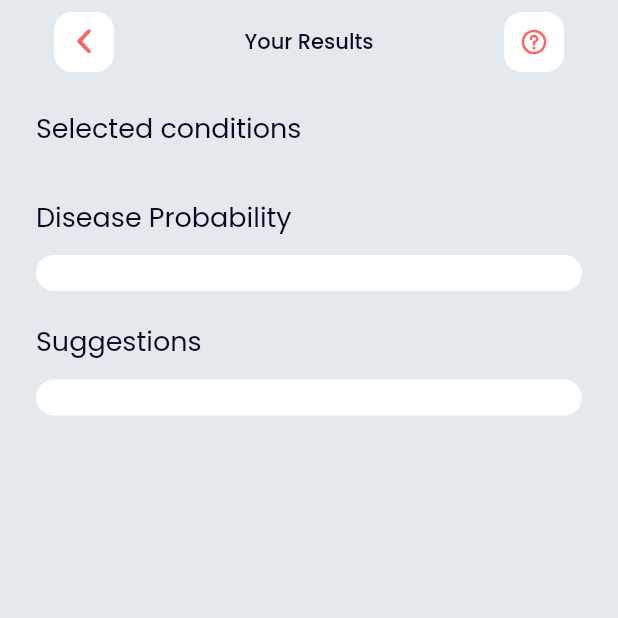
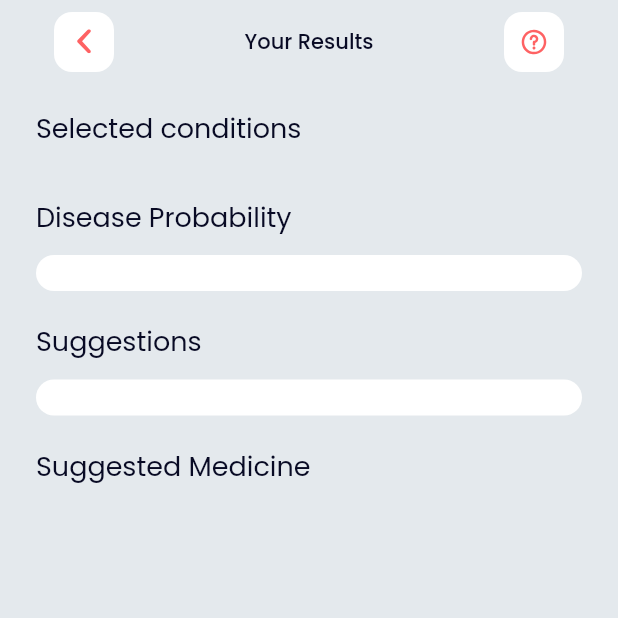
Before and after one commit to IamKhuk/iHealth, a Flutter app: the DiagnoseScreen screen opened directly with empty values, on a phone screen of 412 x 824 dp, the top half of it. Run offline on Flutter 3.47's test engine with Material 2 defaults, Android fonts, the phone set to English and light mode, and no system bars; our stand-ins replace carousel_slider, flutter_svg, flutter_tags_x, google_maps_flutter.

Commit message:
Diagnose Drugs

```diff
--- a/lib/src/defaults/diseases.dart
+++ b/lib/src/defaults/diseases.dart
@@ -116,11 +116,6 @@ List<Diseases> diseases = [
         text:
         'Ear drops can be used to treat or prevent ear infections or to help remove earwax.',
       ),
-      DrugsModel(
-        title: 'Natrullo',
-        text:
-        'Ear drops can be used to treat or prevent ear infections or to help remove earwax.',
-      ),
     ],
     recommendation: 'A pharmacist might be able to tell you: what you can do to treat earache, yourself if you can buy anything to help (for example, eardrops), if you need to see a GP.',
   ),
--- a/lib/src/ui/diagnose_screen.dart
+++ b/lib/src/ui/diagnose_screen.dart
@@ -3,8 +3,10 @@ import 'package:flutter/material.dart';
 import 'package:flutter_svg/svg.dart';
 import 'package:flutter_tags_x/flutter_tags_x.dart';
 import 'package:ihealth/src/model/diseases_probability.dart';
+import 'package:ihealth/src/model/drugs_model.dart';
 import 'package:ihealth/src/theme/app_theme.dart';
 import 'package:ihealth/src/utils/percentages_function.dart';
+import 'package:ihealth/src/widgets/drugs_container.dart';
 import 'package:ihealth/src/widgets/percentage_rich_text.dart';
 
 class DiagnoseScreen extends StatefulWidget {
@@ -25,13 +27,18 @@ class _DiagnoseScreenState extends State<DiagnoseScreen> {
   void initState() {
     _items = widget.items!;
     _list = percentages(widget.ids);
+    List<DrugsModel> drugs = [];
     for (int i = 0; i <= _list.length - 1; i++) {
       if (_list[i].percentage > 75) {
         _listBool.add(true);
       } else {
         _listBool.add(false);
       }
+      for(int j = 0; j<=_list[i].drugs.length-1;j++){
+        drugs.add(_list[i].drugs[j]);
+      }
     }
+    _drugs = drugs;
     if (_listBool.contains(true)) {
       _diagnose = _list[_listBool.indexOf(true)].diagnose;
       onDiagnose = true;
@@ -52,6 +59,7 @@ class _DiagnoseScreenState extends State<DiagnoseScreen> {
   late bool onDiagnose;
   late List<String> _diagnose;
   late List<bool> _listBool = [];
+  late List<DrugsModel> _drugs;
 
   @override
   Widget build(BuildContext context) {
@@ -277,7 +285,36 @@ class _DiagnoseScreenState extends State<DiagnoseScreen> {
                 );
               },
             ),
-          )
+          ),
+          SizedBox(height: 20),
+          Row(
+            mainAxisAlignment: MainAxisAlignment.start,
+            children: [
+              SizedBox(width: 24),
+              Text(
+                'Suggested Medicine',
+                style: TextStyle(
+                  fontWeight: FontWeight.normal,
+                  fontSize: 18,
+                  fontFamily: AppTheme.fontFamily,
+                  height: 1.5,
+                  color: AppTheme.black,
+                ),
+              ),
+            ],
+          ),
+          SizedBox(height: 12),
+          Container(
+            height: 112,
+            child: ListView.builder(
+              padding: EdgeInsets.only(left: 24, right: 8),
+              itemCount: _drugs.length,
+              scrollDirection: Axis.horizontal,
+              itemBuilder: (context, index) {
+                return DrugsContainer(data: _drugs[index]);
+              },
+            ),
+          ),
         ],
       ),
     );
```
Also changed, not shown: lib/src/widgets/drugs_container.dart (added, +69 -0 lines).
